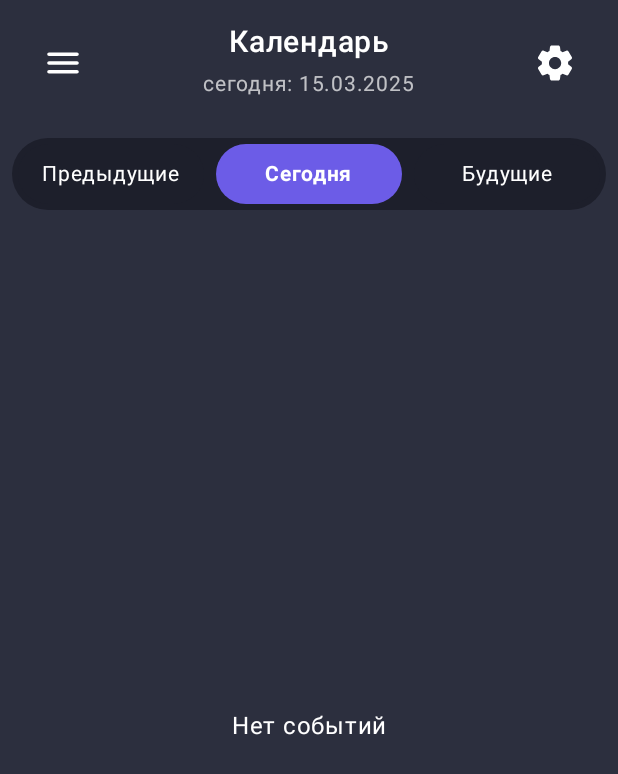
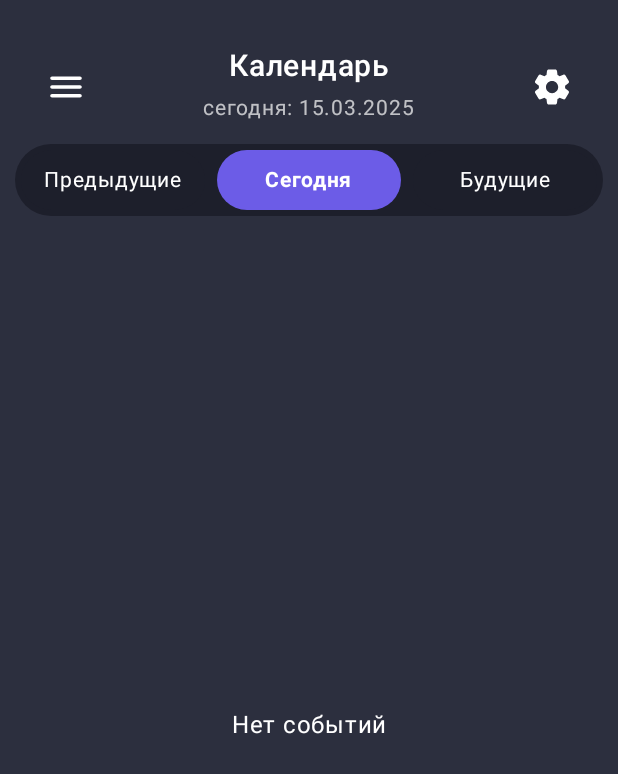
Before and after one commit to moevm/adfmp1h25-sport, an Android app built with Jetpack Compose: the main_screen screen opened through its navigation route, on a phone screen of 412 x 824 dp. Shown: the top 774 px of the screen. Run offline under Robolectric (Android 15) with nearby library versions, the phone set to English and light mode, and no system bars; pictures from the network do not load.

Commit message:
Update MainScreen.kt

```diff
--- a/frontend/app/src/main/java/com/khl_app/ui/screens/client/MainScreen.kt
+++ b/frontend/app/src/main/java/com/khl_app/ui/screens/client/MainScreen.kt
@@ -141,7 +141,7 @@ fun MainScreen(viewModel: MainViewModel, navHostController: NavHostController) {
         modifier = Modifier
             .fillMaxSize()
             .background(color = Color(0xFF2C2F3E)) // Темно-синий фон как на скриншоте
-            .padding(horizontal = 8.dp, vertical = 4.dp),
+            .padding(top = 20.dp, bottom = 10.dp, start = 10.dp, end = 10.dp),
         verticalArrangement = Arrangement.Top,
         horizontalAlignment = Alignment.CenterHorizontally,
     ) {
@@ -158,8 +158,6 @@ fun MainScreen(viewModel: MainViewModel, navHostController: NavHostController) {
                 }
             }
         )
-
-        Spacer(modifier = Modifier.height(12.dp))
 
         // Навигационные кнопки
         NavigationButtons(
```
